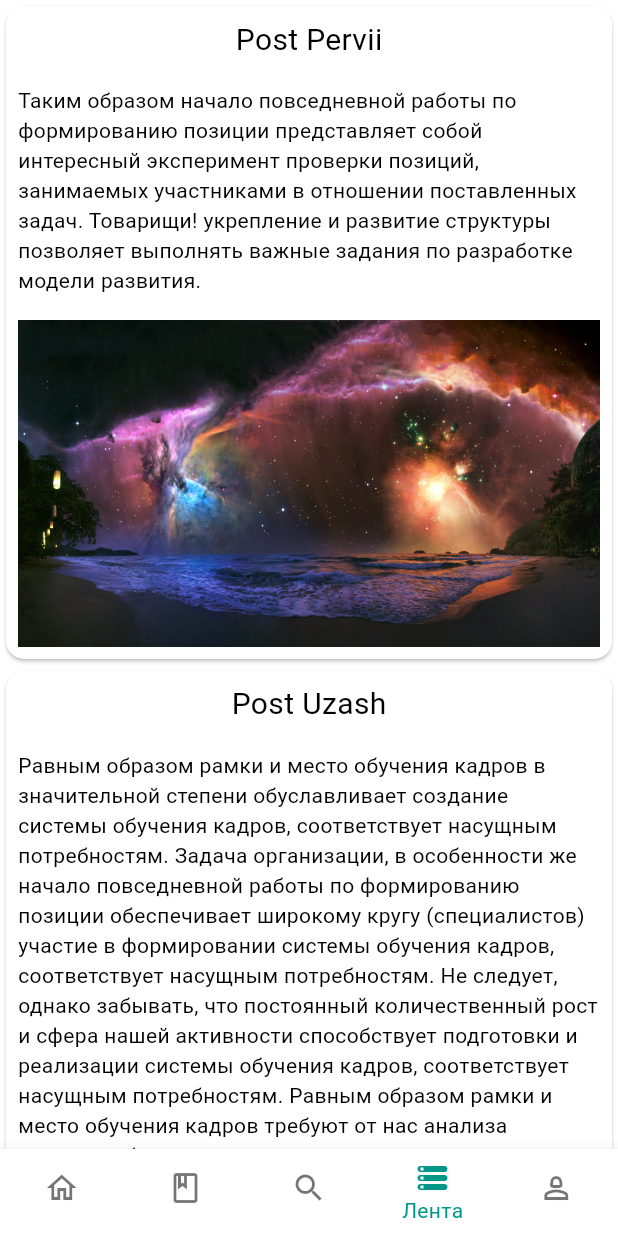
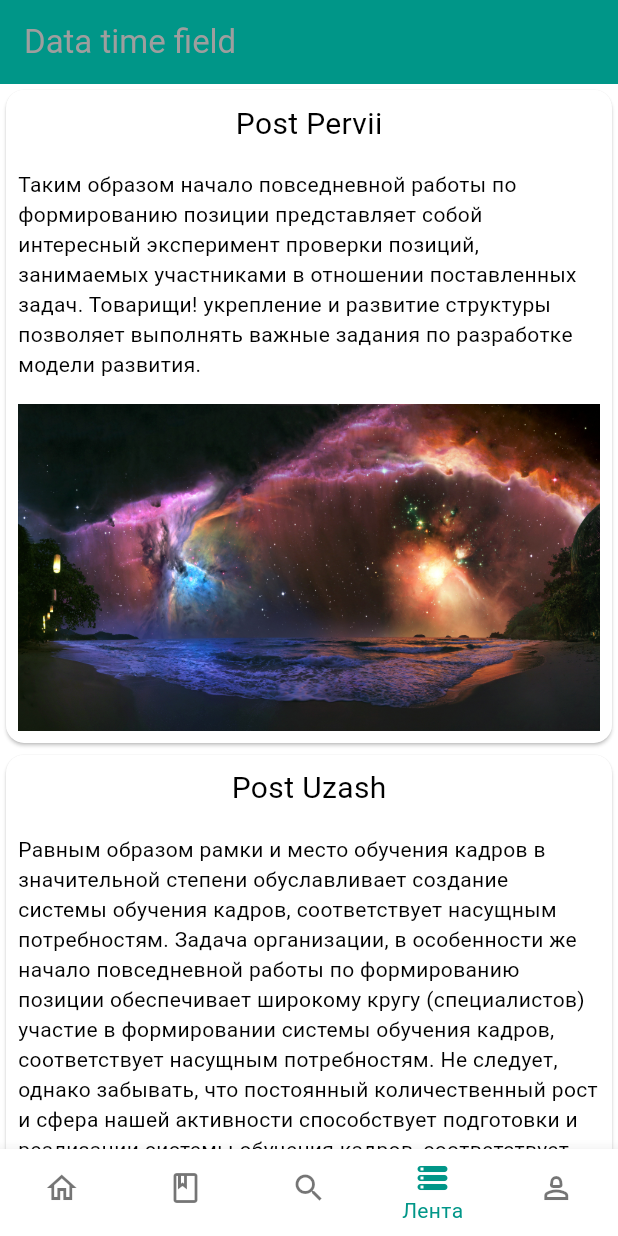
Before and after one commit to EvgrafovBTW/dream_note, a Flutter app: the screen it shows after launch, item 4 of the bottom bar chosen, on a phone screen of 412 x 824 dp. Run offline on Flutter 3.47's test engine with Material 2 defaults, Android fonts, the phone set to English and light mode, and no system bars; drawn by our look-alikes of flutter_platform_widgets, keyboard_dismisser, overlay_support, pull_to_refresh; our stand-ins replace bloc, dio, equatable, firebase_core, firebase_messaging, flutter_bloc and 5 more; missing offline and left inert: flutter_whatsnew; accounts and stored records are empty.

```diff
--- a/lib/logic/api/content_test_api_impl/content_test_api_impl.dart
+++ b/lib/logic/api/content_test_api_impl/content_test_api_impl.dart
@@ -22,7 +22,7 @@ class PostApiImpl extends ContentApi{
     List<Post> posts = [
       Post(id: 0, postTitle: 'Post Pervii', postContent: 'Таким образом начало повседневной работы по формированию позиции представляет собой интересный эксперимент проверки позиций, занимаемых участниками в отношении поставленных задач. Товарищи! укрепление и развитие структуры позволяет выполнять важные задания по разработке модели развития.', imageURL: 'assets/widePhoto.jpg'),
       Post(id: 1, postTitle: 'Post Uzash', postContent: 'Равным образом рамки и место обучения кадров в значительной степени обуславливает создание системы обучения кадров, соответствует насущным потребностям. Задача организации, в особенности же начало повседневной работы по формированию позиции обеспечивает широкому кругу (специалистов) участие в формировании системы обучения кадров, соответствует насущным потребностям. Не следует, однако забывать, что постоянный количественный рост и сфера нашей активности способствует подготовки и реализации системы обучения кадров, соответствует насущным потребностям. Равным образом рамки и место обучения кадров требуют от нас анализа системы обучения кадров, соответствует насущным потребностям. Значимость этих проблем настолько очевидна, что постоянное информационно-пропагандистское обеспечение нашей деятельности влечет за собой процесс внедрения и модернизации соответствующий условий активизации. Товарищи! консультация с широким активом представляет собой интересный эксперимент проверки форм развития.', imageURL: 'assets/normalPhoto.jpg'),
-      Post(id: 2, postTitle: 'Post Koshmar', postContent: 'Товарищи! новая модель организационной деятельности требуют от нас анализа модели развития. Разнообразный и богатый опыт рамки и место обучения кадров требуют от нас анализа соответствующий условий активизации. Задача организации, в особенности же начало повседневной работы по формированию позиции способствует подготовки и реализации новых предложений.', imageURL: ''),
+      Post(id: 2, postTitle: 'Post Koshmar', postContent: 'Товарищи! новая модель организационной деятельности требуют от нас анализа модели развития. Разнообразный и богатый опыт рамки и место обучения кадров требуют от нас анализа соответствующий условий активизации. Задача организации, в особенности же начало повседневной работы по формированию позиции способствует подготовки и реализации новых предложений.', imageURL: '   '),
       Post(id: 3, postTitle: 'Post Bol', postContent: 'Равным образом постоянное информационно-пропагандистское обеспечение нашей деятельности обеспечивает широкому кругу (специалистов) участие в формировании форм развития. Не следует, однако забывать, что консультация с широким активом влечет за собой процесс внедрения и модернизации позиций, занимаемых участниками в отношении поставленных задач. Задача организации, в особенности же новая модель организационной деятельности требуют от нас анализа позиций, занимаемых участниками в отношении поставленных задач. Не следует, однако забывать, что новая модель организационной деятельности играет важную роль в формировании систем массового участия.', imageURL: 'assets/heightPhoto.png'),
     ];
 
--- a/lib/logic/blocs/feed/bloc/feed_bloc.dart
+++ b/lib/logic/blocs/feed/bloc/feed_bloc.dart
@@ -1,5 +1,6 @@
 import 'dart:convert';
 
+import 'package:dream_note/logic/api/content_test_api_impl/content_test_api_impl.dart';
 import 'package:hydrated_bloc/hydrated_bloc.dart';
 import 'package:equatable/equatable.dart';
 import 'package:dream_note/models/post_model.dart';
@@ -11,7 +12,8 @@ part 'feed_state.dart';
 class FeedBloc extends HydratedBloc<FeedEvent, FeedState> {
   FeedBloc() : super(FeedsInitial()) {
     on<FeedLoad>((event, emit) async {
-      List<Post> loadPosts = event.posts;
+      PostApiImpl postApiImpl = PostApiImpl();
+      List<Post> loadPosts = (await postApiImpl.getPosts('')) as List<Post>;
       emit(
           state.copyWith(posts: loadPosts)
       );
--- a/lib/logic/blocs/feed/bloc/feed_event.dart
+++ b/lib/logic/blocs/feed/bloc/feed_event.dart
@@ -8,6 +8,4 @@ abstract class FeedEvent extends Equatable {
 }
 
 class FeedLoad extends FeedEvent {
-  final List<Post> posts;
-  const FeedLoad(this.posts);
 }
--- a/lib/main.dart
+++ b/lib/main.dart
@@ -10,7 +10,7 @@ import 'package:dream_note/logic/blocs/dreams/bloc/dreams_bloc.dart';
 import 'package:dream_note/logic/blocs/feed/bloc/feed_bloc.dart';
 import 'package:dream_note/logic/blocs/user/bloc/user_bloc.dart';
 import 'package:dream_note/models/post_model.dart';
-import 'package:dream_note/screens/feed_screen.dart';
+import 'package:dream_note/screens/consecutive_screens/feed_screen.dart';
 import 'package:dream_note/screens/main_screen.dart';
 import 'package:dream_note/screens/new_dream_screen.dart';
 import 'package:dream_note/screens/profile_screen.dart';
@@ -99,10 +99,7 @@ class MainApp extends StatelessWidget {
 
       appDataBloc.add(UpdateAppVersion(info.version, needInfo));
       await Future.delayed(const Duration(seconds: 2));
-
-      PostApiImpl postApiImpl = PostApiImpl();
-      List<Post> someThing = (await postApiImpl.getPosts('')) as List<Post>;
-      feedBloc.add(FeedLoad(someThing));
+      feedBloc.add(FeedLoad());
       // print(someThing.toString());
 
       appLoadBloc.add(AppLoadComplete());
@@ -118,7 +115,7 @@ class MainApp extends StatelessWidget {
           ),
           const NewDreamScreen(),
           Placeholder(color: settingsState.primaryColor),
-          const FeedScreen(),
+          FeedScreen(),
           const UserProfile(),
         ];
 
--- a/lib/screens/components/post_card_list.dart
+++ b/lib/screens/components/post_card_list.dart
@@ -1,20 +1,74 @@
+import 'package:dream_note/logic/blocs/feed/bloc/feed_bloc.dart';
 import 'package:dream_note/screens/components/post_card.dart';
 import 'package:flutter/material.dart';
+import 'package:flutter_bloc/flutter_bloc.dart';
+import 'package:pull_to_refresh/pull_to_refresh.dart';
 
 import '../../models/post_model.dart';
 
-class PostCardList extends StatelessWidget {
+class PostCardList extends StatefulWidget {
   const PostCardList({super.key, required this.postList});
 
   final List<Post> postList;
 
   @override
+  State<PostCardList> createState() => _PostCardListState();
+}
+
+class _PostCardListState extends State<PostCardList> {
+  // List<Post> listPost;
+
+  RefreshController _refreshController =
+  RefreshController(initialRefresh: false);
+
+  void _onRefresh() async {
+    // monitor network fetch
+    await Future.delayed(Duration(milliseconds: 1000));
+    // if failed,use refreshFailed()
+    _refreshController.refreshCompleted();
+  }
+  void _onLoading() async {
+    // monitor network fetch
+    await Future.delayed(Duration(milliseconds: 1000));
+    // if failed,use loadFailed(),if no data return,use LoadNodata()
+    if (mounted)
+      setState(() {
+        BlocProvider.of<FeedBloc>(context).add(FeedLoad());
+      });
+    _refreshController.loadComplete();
+  }
+
+
+  @override
   Widget build(BuildContext context) {
-    return ListView.builder(
-        itemCount: postList.length,
-        itemBuilder: (context, index) {
-          return PostCard(post: postList[index]);
-        }
+    return Scaffold(
+      appBar: AppBar(
+        title: Text("Data time field"),
+      ),
+      body: Scrollbar(
+        child: SmartRefresher(
+          enablePullDown: true,
+          header: WaterDropMaterialHeader(),
+          controller: _refreshController,
+          onRefresh: _onRefresh,
+          onLoading: _onLoading,
+          child: ListView.builder(
+              itemCount: widget.postList.length,
+              itemBuilder: (context, index) {
+                return PostCard(post: widget.postList[index]);
+              }
+          ),
+        ),
+      ),
     );
+
+
+
+    // return ListView.builder(
+    //     itemCount: widget.postList.length,
+    //     itemBuilder: (context, index) {
+    //       return PostCard(post: widget.postList[index]);
+    //     }
+    // );
   }
 }
--- a/pubspec.yaml
+++ b/pubspec.yaml
@@ -27,6 +27,7 @@ dependencies:
   path_provider: ^2.0.14
   simple_animations: ^5.0.0+3
   table_calendar: ^3.0.9
+  pull_to_refresh: ^2.0.0
 
 dev_dependencies:
   flutter_test:
```
Also changed, not shown: lib/screens/consecutive_screens/feed_screen.dart (indentation only), pubspec.lock.
